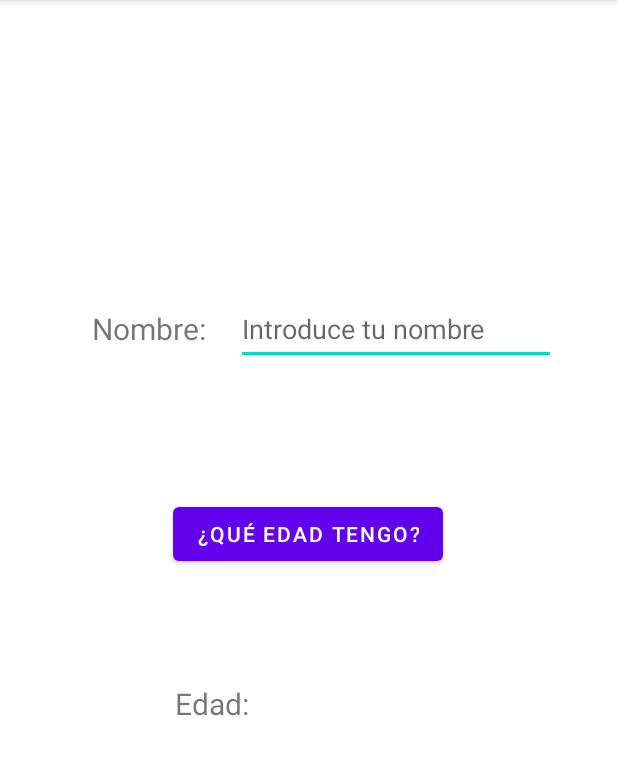
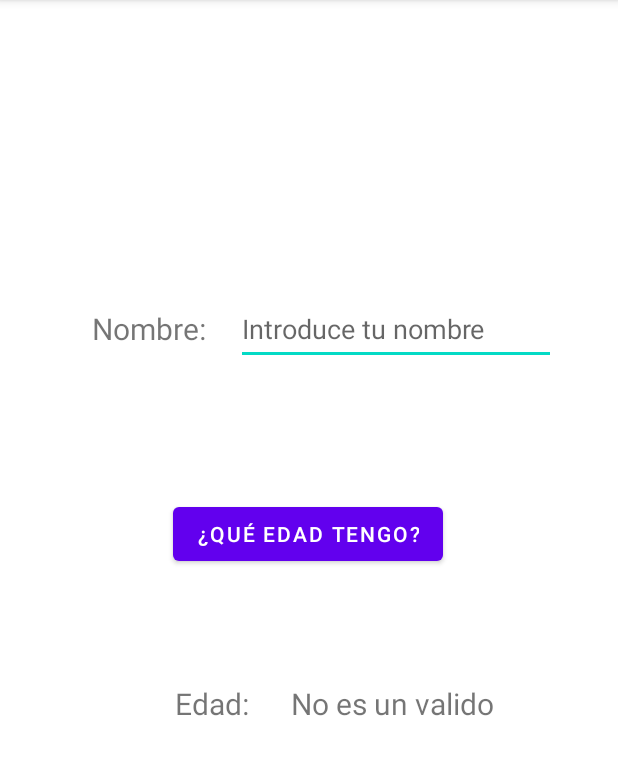
Before and after one commit to RaulMorenoMartinez00/AdivinaEdadSQL, an Android app: the screen it shows after launch (MainActivity), after a tap on "¿QUÉ EDAD TENGO?", on a phone screen of 412 x 824 dp, the part 84-859 px from its top. Run offline under Robolectric (Android 15) with nearby library versions, the phone set to English and light mode, and no system bars.

Commit message:
Segundo Commit

```diff
--- a/app/src/main/java/es/android/adivinaedad/MainActivity.java
+++ b/app/src/main/java/es/android/adivinaedad/MainActivity.java
@@ -10,6 +10,7 @@ import android.widget.TextView;
 import com.google.gson.GsonBuilder;
 
 import java.util.ArrayList;
+import java.util.LinkedList;
 import java.util.List;
 
 import es.android.adivinaedad.entidad.Persona;
@@ -25,16 +26,16 @@ public class MainActivity extends AppCompatActivity {
 
     private TextView edadText;
     private EditText tv;
-    List<Persona> personas;
-    ServicioPersonaSQLiteImpl servicio;
     PersonasDbSQLiteImpl personadb;
-    ArrayList<String> name, edad;
+
 
     @Override
     protected void onCreate(Bundle savedInstanceState) {
         super.onCreate(savedInstanceState);
         setContentView(R.layout.activity_main);
 
+
+        personadb= new PersonasDbSQLiteImpl((getApplicationContext()));
         edadText = findViewById(R.id.edad);
         tv = findViewById(R.id.nombre);
 
@@ -46,20 +47,36 @@ public class MainActivity extends AppCompatActivity {
     private void mostrarEdad() {
 
                 try {
-                    for (Persona:personas)
+                    List<Persona> personas= personadb.getAll();
+                    int i=0;
+                    while (!tv.getText().toString().equals(personas.get(i).getName()))
                     {
-                        if ()
+                        i++;
+                    }
+                    edadText.setText((personas.get(i).edadToString()));
+                }
+                catch(Exception e) {
+                    edadText.setText("No es un valido");
+                }
+            }
+                                /*
+                                Otra opcion para el metodo MostrarEdad pero usando un bucle Foreach
+                           try {
+                    List<Persona> personas= personadb.getAll();
+                    for(Persona persona:personas){
+                        if (tv.getText().toString().equals(persona.getName()))
                         {
-                            int edad = ;
-                            edadText.setText(Integer.toString(edad));
-                        } else {
-                            edadText.setText("Ha ocurrido un error");
-                            return;
+                            edadText.setText(persona.edadToString());
+                            break;
+                        }
+                        else
+                        {
+                            edadText.setText(persona.getName());
                         }
                     }
+                    catch(Exception e) {
+                    edadText.setText("No es un valido");
                 }
-                catch(Exception e) {
-                    edadText.setText("No es un nombre Valido");
-                }
-            }
-        };
+
+                     */
+        }
--- a/app/src/main/java/es/android/adivinaedad/repositorio/implementacion/PersonasDbSQLiteImpl.java
+++ b/app/src/main/java/es/android/adivinaedad/repositorio/implementacion/PersonasDbSQLiteImpl.java
@@ -25,7 +25,7 @@ public class PersonasDbSQLiteImpl extends SQLiteOpenHelper implements PersonasDb
     public static final int DATABASE_VERSION =1;
     public static final String DATABASE_NAME = "Persona.db";
 
-    public PersonasDbSQLiteImpl(Context context){
+    public PersonasDbSQLiteImpl(@Nullable Context context){
         super(context, DATABASE_NAME, null, DATABASE_VERSION);
     }
 
@@ -33,7 +33,6 @@ public class PersonasDbSQLiteImpl extends SQLiteOpenHelper implements PersonasDb
         private ContratoPersona(){}
             public static class EntradaPersona implements BaseColumns{
                 public static final String NOMBRE_TABLA = "edades";
-                public static final String ID = "_id";
                 public static final String NAME = "name";
                 public static final String EDAD = "edad";
             }
@@ -43,19 +42,18 @@ public class PersonasDbSQLiteImpl extends SQLiteOpenHelper implements PersonasDb
     @Override
     public void onCreate(SQLiteDatabase db) {
         db.execSQL("CREATE TABLE " + ContratoPersona.EntradaPersona.NOMBRE_TABLA + " (" +
-                ContratoPersona.EntradaPersona.ID + " INTEGER PRIMARY KEY AUTOINCREMENT, "+
                 ContratoPersona.EntradaPersona.NAME + " TEXT NOT NULL," +
-                ContratoPersona.EntradaPersona.EDAD + " TEXT NOT NULL)");
+                ContratoPersona.EntradaPersona.EDAD + " INTEGER NOT NULL)");
 
-        Persona p1 = new Persona(0, "Maria",23);
+        Persona p1 = new Persona("Maria",23);
         this.save(p1, db);
-        Persona p2 = new Persona(1, "Pedro",35);
+        Persona p2 = new Persona("Pedro",35);
         this.save(p2, db);
-        Persona p3 = new Persona(2, "Luisa ",49);
+        Persona p3 = new Persona("Luisa",49);
         this.save(p3, db);
-        Persona p4 = new Persona(3, "Jacobo",72);
+        Persona p4 = new Persona("Jacobo",72);
         this.save(p4, db);
-        Persona p5 = new Persona(4, "Lily ",19);
+        Persona p5 = new Persona("Lily",19);
         this.save(p5, db);
     }
 
@@ -72,15 +70,15 @@ public class PersonasDbSQLiteImpl extends SQLiteOpenHelper implements PersonasDb
     @Override
     public List<Persona> getAll() {
         SQLiteDatabase db1 = getWritableDatabase();
-        Persona p1 = new Persona(0 , "Maria",23);
+        Persona p1 = new Persona("Maria",23);
         this.save(p1, db1);
-        Persona p2 = new Persona(1, "Pedro",35);
+        Persona p2 = new Persona("Pedro",35);
         this.save(p2, db1);
-        Persona p3 = new Persona(2, "Luisa ",49);
+        Persona p3 = new Persona("Luisa",49);
         this.save(p3, db1);
-        Persona p4 = new Persona(3, "Jacobo",72);
+        Persona p4 = new Persona("Jacobo",72);
         this.save(p4, db1);
-        Persona p5 = new Persona(4, "Lily ",19);
+        Persona p5 = new Persona("Lily",19);
         this.save(p5, db1);
 
 
@@ -96,21 +94,17 @@ public class PersonasDbSQLiteImpl extends SQLiteOpenHelper implements PersonasDb
                 null // Cláusula ORDER BY
         );
 
-        List<Persona> pokemons = new LinkedList<>();
+        List<Persona> personas = new LinkedList<>();
         while(c.moveToNext()){
             @SuppressLint("Range")
-            int id = c.getInt(
-                    c.getColumnIndex(ContratoPersona.EntradaPersona.ID));
+            String name = c.getString(
+                    c.getColumnIndex(ContratoPersona.EntradaPersona.NAME));
             @SuppressLint("Range")
             int edad = c.getInt(
                     c.getColumnIndex(ContratoPersona.EntradaPersona.EDAD));
-            @SuppressLint("Range")
-            String name = c.getString(
-                    c.getColumnIndex(ContratoPersona.EntradaPersona.NAME));
-            pokemons.add(new Persona(id, name, edad));
+            personas.add(new Persona(name, edad));
         }
-
-        return pokemons;
+        return personas;
     }
 
     @Override
@@ -122,7 +116,6 @@ public class PersonasDbSQLiteImpl extends SQLiteOpenHelper implements PersonasDb
         if(db == null)
             db = getWritableDatabase();
         ContentValues values = new ContentValues();
-        values.put(ContratoPersona.EntradaPersona.ID, persona.getId());
         values.put(ContratoPersona.EntradaPersona.NAME, persona.getName());
         values.put(ContratoPersona.EntradaPersona.EDAD, persona.getEdad());
         db.insert(ContratoPersona.EntradaPersona.NOMBRE_TABLA, null, values);
@@ -134,7 +127,7 @@ public class PersonasDbSQLiteImpl extends SQLiteOpenHelper implements PersonasDb
 
         ContentValues values = new ContentValues();
 
-        values.put(ContratoPersona.EntradaPersona.ID, persona.getId());
+
         values.put(ContratoPersona.EntradaPersona.NAME, persona.getName());
         values.put(ContratoPersona.EntradaPersona.EDAD, persona.getEdad());
 
```
Also changed, not shown: app/src/main/java/es/android/adivinaedad/entidad/Persona.java (+7 -13 lines).
